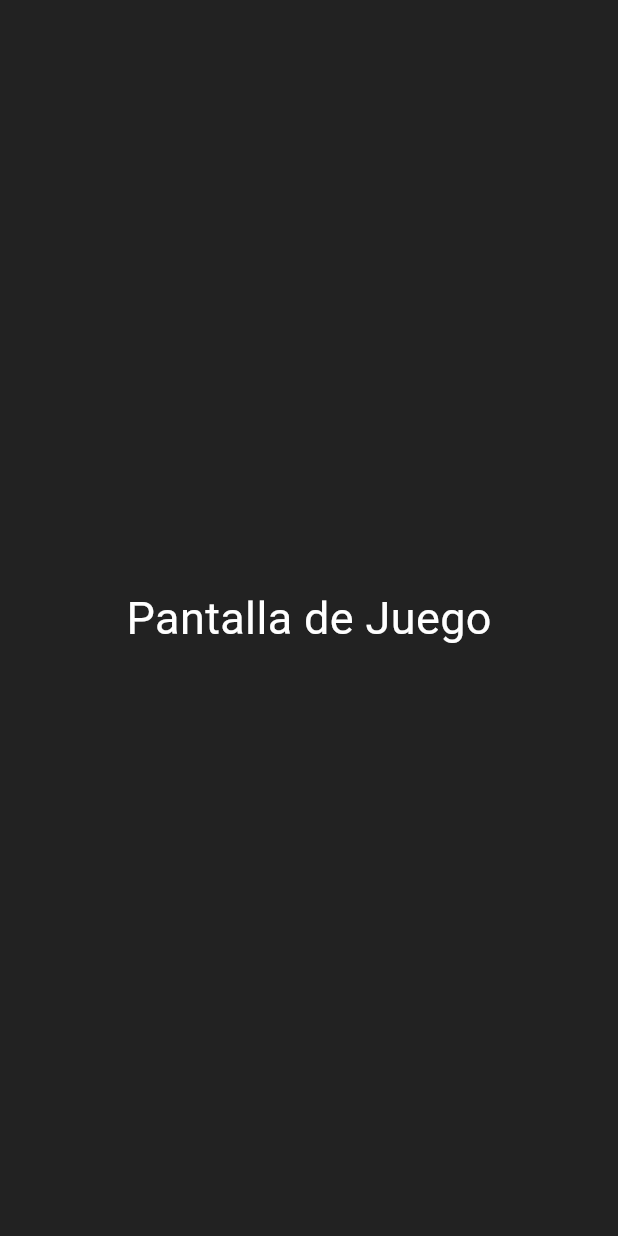
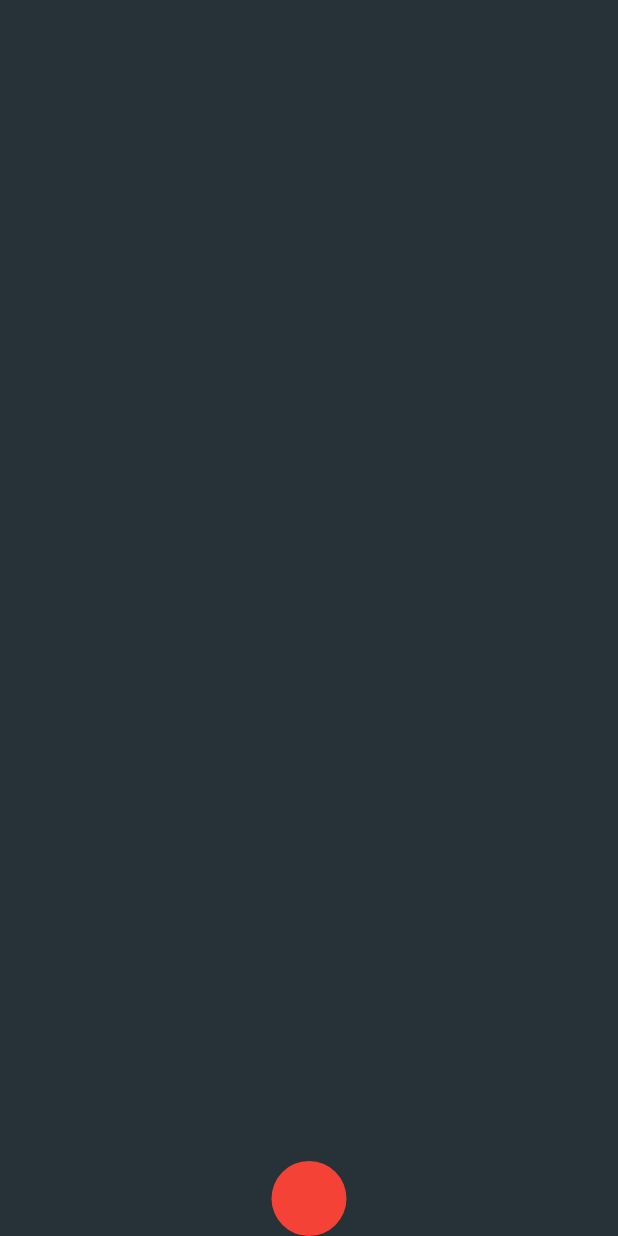
Before and after one commit to thecorpsebutcher/Moviles_P2, a Flutter app: the screen it shows after launch, after a tap on "Jugar", on a phone screen of 412 x 824 dp. Run offline on Flutter 3.47's test engine with Material 3 defaults, Android fonts, the light colour scheme and no system bars.

Commit message:
base jueguito tocas y bota tal

```diff
--- a/juego_flutter/lib/main.dart
+++ b/juego_flutter/lib/main.dart
@@ -1,5 +1,5 @@
 import 'package:flutter/material.dart';
-import 'dart:io';
+import 'screens/menu_screen.dart';
 
 void main() {
   runApp(MyGameApp());
@@ -10,70 +10,7 @@ class MyGameApp extends StatelessWidget {
   Widget build(BuildContext context) {
     return MaterialApp(
       debugShowCheckedModeBanner: false,
-      title: 'Juego Flutter',
       home: MenuScreen(),
     );
   }
 }
-
-class MenuScreen extends StatelessWidget {
-  @override
-  Widget build(BuildContext context) {
-    return Scaffold(
-      backgroundColor: Colors.blueGrey[900],
-      body: Center(
-        child: Column(
-          mainAxisAlignment: MainAxisAlignment.center,
-          children: [
-            Text(
-              "Mi Juego",
-              style: TextStyle(
-                color: Colors.white,
-                fontSize: 40,
-                fontWeight: FontWeight.bold,
-              ),
-            ),
-            SizedBox(height: 50),
-
-            // Botón JUGAR
-            ElevatedButton(
-              onPressed: () {
-                Navigator.push(
-                  context,
-                  MaterialPageRoute(builder: (context) => GameScreen()),
-                );
-              },
-              child: Text("Jugar"),
-            ),
-
-            SizedBox(height: 20),
-
-            // Botón SALIR
-            ElevatedButton(
-              onPressed: () {
-                exit(0); // Cierra la app
-              },
-              style: ElevatedButton.styleFrom(backgroundColor: Colors.red),
-              child: Text("Salir"),
-            ),
-          ],
-        ),
-      ),
-    );
-  }
-}
-
-class GameScreen extends StatelessWidget {
-  @override
-  Widget build(BuildContext context) {
-    return Scaffold(
-      backgroundColor: Colors.black87,
-      body: Center(
-        child: Text(
-          "Pantalla de Juego",
-          style: TextStyle(color: Colors.white, fontSize: 30),
-        ),
-      ),
-    );
-  }
-}
--- /dev/null
+++ b/juego_flutter/lib/screens/game_screen.dart
@@ -0,0 +1,74 @@
+import 'package:flutter/material.dart';
+import '../widgets/player.dart';
+import 'dart:async';
+
+class GameScreen extends StatefulWidget {
+  @override
+  _GameScreenState createState() => _GameScreenState();
+}
+
+class _GameScreenState extends State<GameScreen> {
+  double yPosition = 0;
+  double velocity = 0;
+  double gravity = 0.5;
+  double jump = -10;
+  late Player player;
+  Timer? _timer;
+
+  @override
+  void initState() {
+    super.initState();
+    player = Player();
+    _startGame();
+  }
+
+  void _startGame() {
+    _timer = Timer.periodic(Duration(milliseconds: 16), (timer) {
+      setState(() {
+        velocity += gravity;
+        yPosition += velocity;
+
+        double maxHeight = MediaQuery.of(context).size.height - 50;
+        if (yPosition > maxHeight) {
+          yPosition = maxHeight;
+          velocity = 0;
+        }
+        if (yPosition < 0) {
+          yPosition = 0;
+          velocity = 0;
+        }
+      });
+    });
+  }
+
+  void _jumpUp() {
+    setState(() {
+      velocity = jump;
+    });
+  }
+
+  @override
+  void dispose() {
+    _timer?.cancel();
+    super.dispose();
+  }
+
+  @override
+  Widget build(BuildContext context) {
+    return GestureDetector(
+      onTap: _jumpUp,
+      child: Scaffold(
+        backgroundColor: Colors.blueGrey[900],
+        body: Stack(
+          children: [
+            Positioned(
+              left: MediaQuery.of(context).size.width / 2 - 25,
+              top: yPosition,
+              child: player,
+            ),
+          ],
+        ),
+      ),
+    );
+  }
+}
--- /dev/null
+++ b/juego_flutter/lib/screens/menu_screen.dart
@@ -0,0 +1,39 @@
+import 'package:flutter/material.dart';
+import 'game_screen.dart';
+import 'dart:io';
+
+class MenuScreen extends StatelessWidget {
+  @override
+  Widget build(BuildContext context) {
+    return Scaffold(
+      backgroundColor: Colors.blueGrey[900],
+      body: Center(
+        child: Column(
+          mainAxisAlignment: MainAxisAlignment.center,
+          children: [
+            Text(
+              "Mi Juego",
+              style: TextStyle(color: Colors.white, fontSize: 40, fontWeight: FontWeight.bold),
+            ),
+            SizedBox(height: 50),
+            ElevatedButton(
+              onPressed: () {
+                Navigator.push(
+                  context,
+                  MaterialPageRoute(builder: (context) => GameScreen()),
+                );
+              },
+              child: Text("Jugar"),
+            ),
+            SizedBox(height: 20),
+            ElevatedButton(
+              onPressed: () => exit(0),
+              style: ElevatedButton.styleFrom(backgroundColor: Colors.red),
+              child: Text("Salir"),
+            ),
+          ],
+        ),
+      ),
+    );
+  }
+}
--- /dev/null
+++ b/juego_flutter/lib/widgets/player.dart
@@ -0,0 +1,15 @@
+import 'package:flutter/material.dart';
+
+class Player extends StatelessWidget {
+  @override
+  Widget build(BuildContext context) {
+    return Container(
+      width: 50,
+      height: 50,
+      decoration: BoxDecoration(
+        color: Colors.red,
+        shape: BoxShape.circle,
+      ),
+    );
+  }
+}
```
